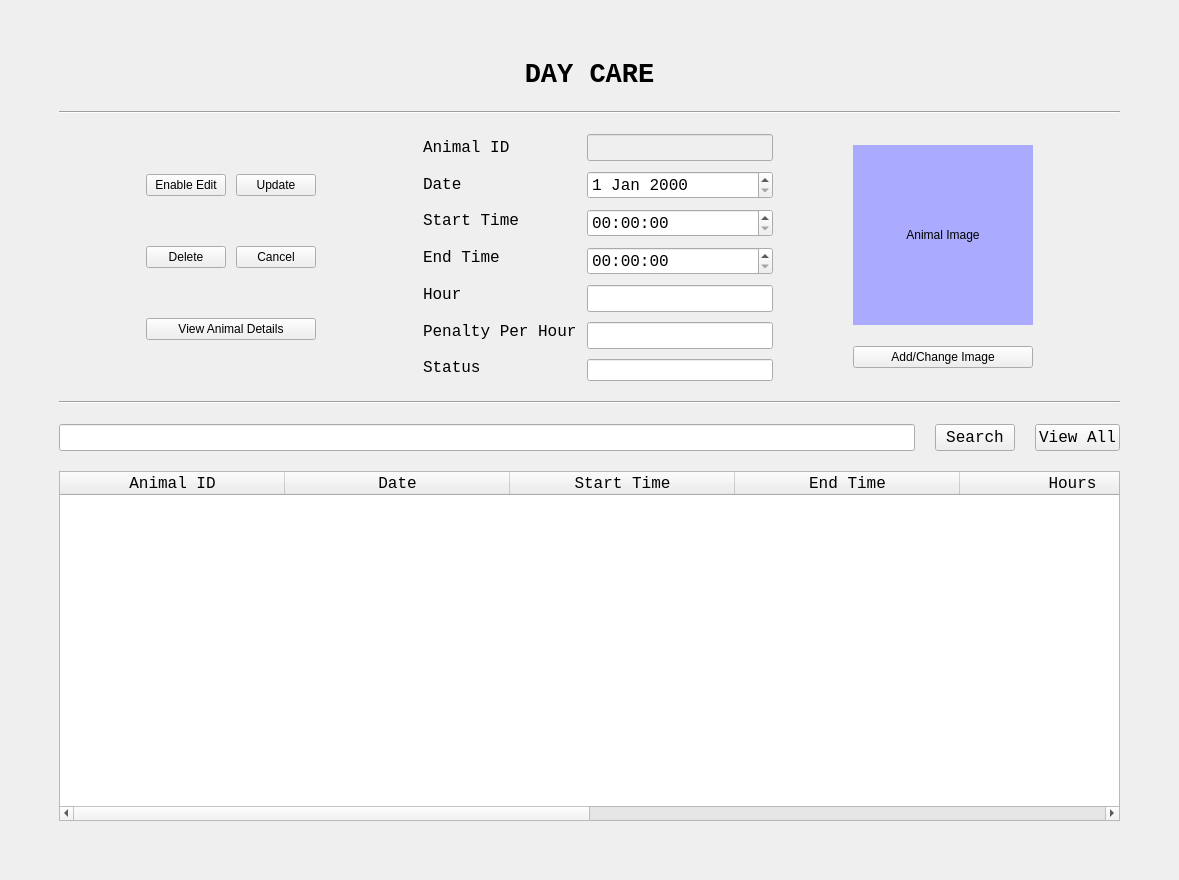
Old version of the form DayCareUI.ui in the repository ASNaeem/Simple-VCMS.
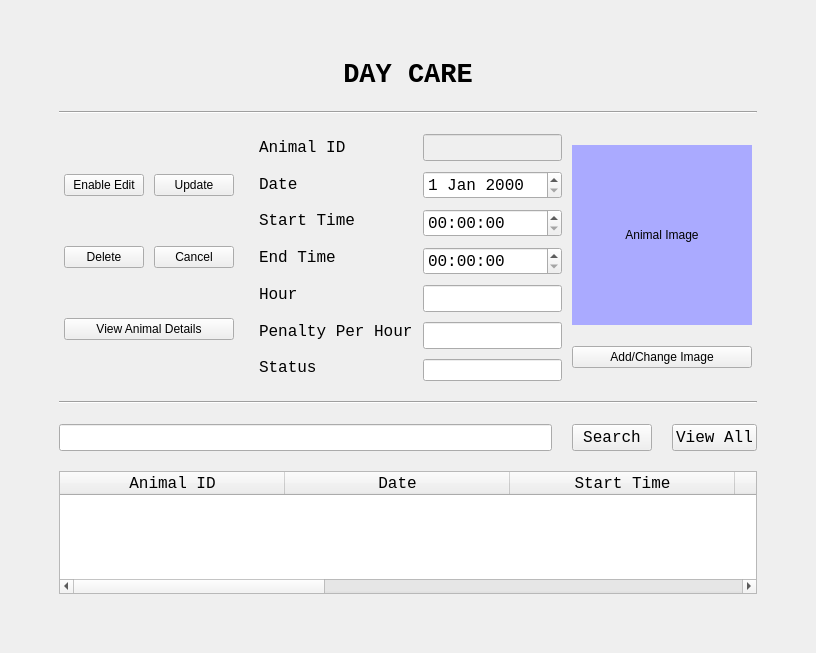
New version of the form.

Patch:
```diff
--- a/DayCareUI.ui
+++ b/DayCareUI.ui
@@ -6,8 +6,8 @@
    <rect>
     <x>0</x>
     <y>0</y>
-    <width>1179</width>
-    <height>880</height>
+    <width>816</width>
+    <height>653</height>
    </rect>
   </property>
   <property name="windowTitle">
```
